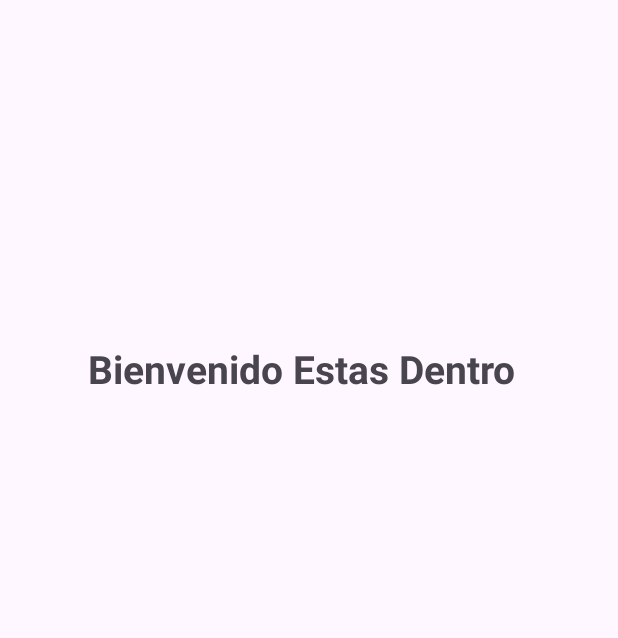
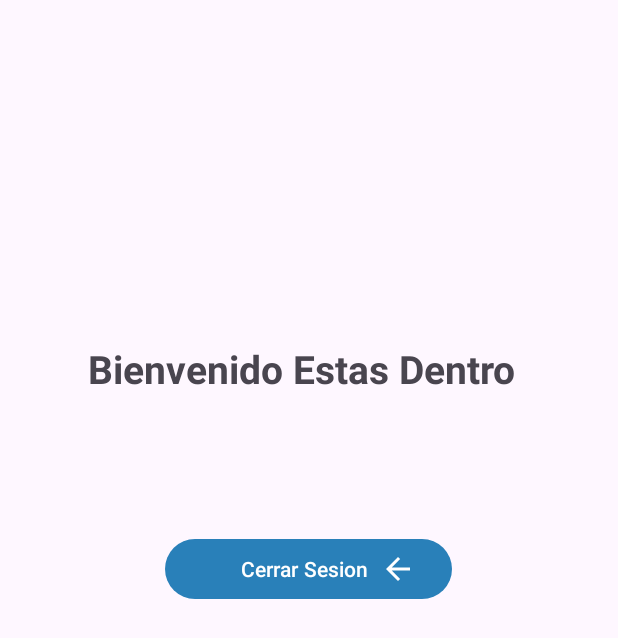
Before and after one commit to FabioNatanaelMora/Gestor-AndroidStudio, an Android app: the Dashboard screen opened directly, with no data from a screen before it, on a phone screen of 412 x 824 dp. Shown: the top 638 px of the screen. Run offline under Robolectric (Android 15) with nearby library versions, the phone set to English and light mode, and no system bars; our stand-ins replace Firebase (no records; nobody signed in at launch, a user with empty details on screens opened directly).

```diff
--- a/app/src/main/java/com/fabiomora/gestor/Dashboard.java
+++ b/app/src/main/java/com/fabiomora/gestor/Dashboard.java
@@ -1,6 +1,10 @@
 package com.fabiomora.gestor;
 
+import android.content.Intent;
 import android.os.Bundle;
+import android.view.View;
+import android.widget.Button;
+import android.widget.Toast;
 
 import androidx.activity.EdgeToEdge;
 import androidx.appcompat.app.AppCompatActivity;
@@ -8,12 +12,38 @@ import androidx.core.graphics.Insets;
 import androidx.core.view.ViewCompat;
 import androidx.core.view.WindowInsetsCompat;
 
+import com.google.firebase.auth.FirebaseAuth;
+import com.google.firebase.auth.FirebaseUser;
+
 public class Dashboard extends AppCompatActivity {
+
+    Button btncerrarSesion;
+    FirebaseAuth firebaseAuth;
+    FirebaseUser firebaseUser;
 
     @Override
     protected void onCreate(Bundle savedInstanceState) {
         super.onCreate(savedInstanceState);
         setContentView(R.layout.activity_dashboard);
 
+        btncerrarSesion = findViewById(R.id.btnCerrarSesion);
+        firebaseAuth = FirebaseAuth.getInstance();
+        firebaseUser= firebaseAuth.getCurrentUser();
+
+        btncerrarSesion.setOnClickListener(new View.OnClickListener() {
+            @Override
+            public void onClick(View v) {
+                cerrarSesion();
+
+            }
+        });
+
+    }
+
+    private void cerrarSesion() {
+        firebaseAuth.signOut();
+        startActivity(new Intent(Dashboard.this, MainActivity.class));
+        Toast.makeText(this, "Hasta luego...", Toast.LENGTH_SHORT).show();
+        finish();
     }
 }
--- /dev/null
+++ b/app/src/main/res/drawable/icono_cerrar_sesion.xml
@@ -0,0 +1,5 @@
+<vector xmlns:android="http://schemas.android.com/apk/res/android" android:autoMirrored="true" android:height="24dp" android:tint="#FFFFFF" android:viewportHeight="24" android:viewportWidth="24" android:width="24dp">
+
+    <path android:fillColor="@android:color/white" android:pathData="M20,11H7.83l5.59,-5.59L12,4l-8,8 8,8 1.41,-1.41L7.83,13H20v-2z"/>
+
+</vector>
--- /dev/null
+++ b/app/src/main/res/drawable/icono_ingresar.xml
@@ -0,0 +1,5 @@
+<vector xmlns:android="http://schemas.android.com/apk/res/android" android:height="24dp" android:tint="#FFFFFF" android:viewportHeight="960" android:viewportWidth="960" android:width="24dp">
+
+    <path android:fillColor="@android:color/white" android:pathData="M480,880Q469,880 459,877Q449,874 440,869L160,708Q141,697 130.5,678.5Q120,660 120,638L120,520L120,440L120,322Q120,300 130.5,281.5Q141,263 160,252L440,91Q449,86 459,83Q469,80 480,80Q491,80 501,83Q511,86 520,91L800,252Q819,263 829.5,281.5Q840,300 840,322L840,440L840,520L840,638Q840,660 829.5,678.5Q819,697 800,708L520,869Q511,874 501,877Q491,880 480,880ZM320,640L320,520L200,520L200,638Q200,638 200,638Q200,638 200,638L440,777L440,640L320,640ZM320,320L440,320L440,183L200,322Q200,322 200,322Q200,322 200,322L200,440L320,440L320,320ZM400,560L560,560L560,400L400,400L400,560ZM640,640L520,640L520,777L760,638Q760,638 760,638Q760,638 760,638L760,520L640,520L640,640ZM640,320L640,440L760,440L760,322Q760,322 760,322Q760,322 760,322L520,183L520,320L640,320Z"/>
+
+</vector>
--- /dev/null
+++ b/app/src/main/res/drawable/icono_web.xml
@@ -0,0 +1,5 @@
+<vector xmlns:android="http://schemas.android.com/apk/res/android" android:height="24dp" android:tint="#FFFFFF" android:viewportHeight="24" android:viewportWidth="24" android:width="24dp">
+
+    <path android:fillColor="@android:color/white" android:pathData="M19.35,10.04C18.67,6.59 15.64,4 12,4 9.11,4 6.6,5.64 5.35,8.04 2.34,8.36 0,10.91 0,14c0,3.31 2.69,6 6,6h13c2.76,0 5,-2.24 5,-5 0,-2.64 -2.05,-4.78 -4.65,-4.96z"/>
+
+</vector>
--- a/app/src/main/res/layout/activity_dashboard.xml
+++ b/app/src/main/res/layout/activity_dashboard.xml
@@ -19,4 +19,17 @@
         app:layout_constraintHorizontal_bias="0.464"
         app:layout_constraintStart_toStartOf="parent"
         app:layout_constraintTop_toTopOf="parent" />
+
+    <Button
+        android:id="@+id/btnCerrarSesion"
+        android:layout_width="wrap_content"
+        android:layout_height="wrap_content"
+        android:paddingStart="50dp"
+        android:drawableEnd="@drawable/icono_cerrar_sesion"
+        android:layout_marginTop="92dp"
+        android:text="Cerrar Sesion"
+        app:layout_constraintEnd_toEndOf="parent"
+        app:layout_constraintHorizontal_bias="0.498"
+        app:layout_constraintStart_toStartOf="parent"
+        app:layout_constraintTop_toBottomOf="@+id/textView" />
 </androidx.constraintlayout.widget.ConstraintLayout>
--- a/app/src/main/res/layout/activity_main.xml
+++ b/app/src/main/res/layout/activity_main.xml
@@ -79,6 +79,8 @@
             android:id="@+id/btnIngresar"
             android:layout_width="match_parent"
             android:layout_height="50dp"
+            android:paddingStart="60dp"
+            android:drawableEnd="@drawable/icono_ingresar"
             android:layout_below="@+id/tvOlvidaste"
             android:layout_marginTop="15dp"
             android:text="@string/ingresar"
@@ -88,6 +90,8 @@
             android:id="@+id/btnWeb"
             android:layout_width="match_parent"
             android:layout_height="50dp"
+            android:paddingStart="60dp"
+            android:drawableEnd="@drawable/icono_web"
             android:layout_below="@id/btnIngresar"
             android:layout_marginTop="10dp"
             android:text="@string/web"
--- a/app/src/main/res/layout/activity_registro.xml
+++ b/app/src/main/res/layout/activity_registro.xml
@@ -141,6 +141,8 @@
             android:id="@+id/btnRegistrarR"
             android:layout_width="200dp"
             android:layout_height="50dp"
+            android:paddingStart="60dp"
+            android:drawableEnd="@drawable/icono_registrar"
             android:layout_marginTop="20dp"
             android:layout_gravity="center"
             android:text="@string/registrar"
```
Also changed, not shown: app/src/main/java/com/fabiomora/gestor/MainActivity.java (+71 -1 lines), app/src/main/res/drawable/icono_registrar.xml (added, +19 -0 lines).
